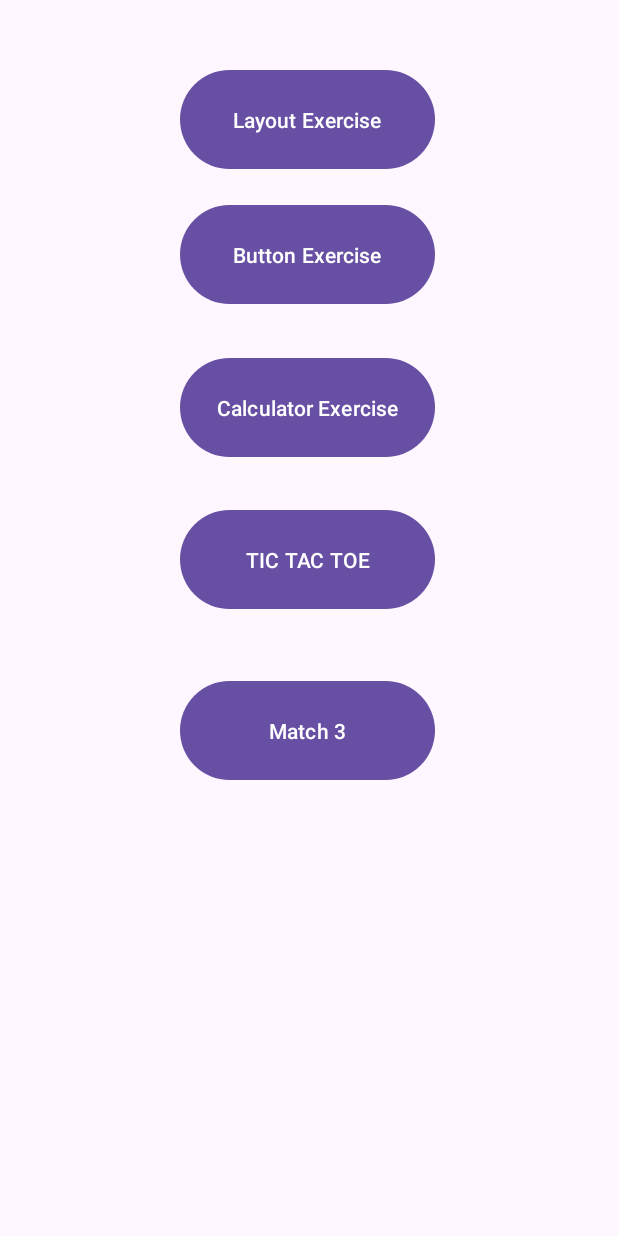
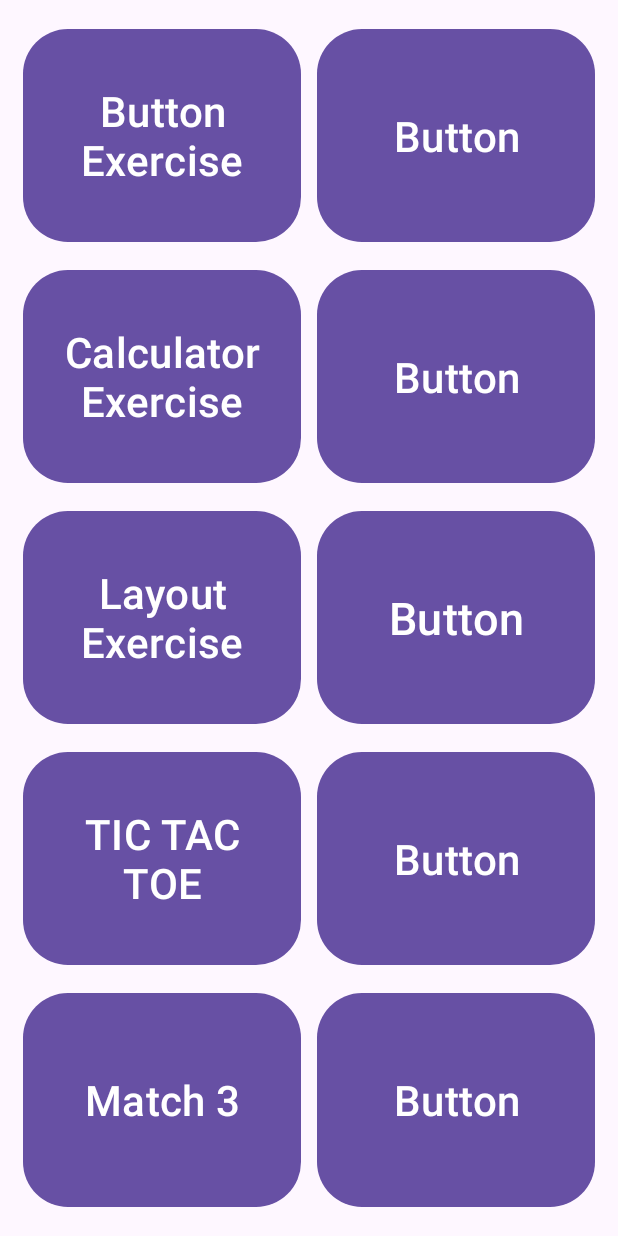
Before and after one commit to chrlskrt/AndroidProjectCollection_v2, an Android app: the screen it shows after launch (MainActivity), on a phone screen of 412 x 824 dp. Run offline under Robolectric (Android 15) with nearby library versions, the phone set to English and light mode, and no system bars.

Commit message:
revised something in [Match 3]

```diff
--- a/app/src/main/AndroidManifest.xml
+++ b/app/src/main/AndroidManifest.xml
@@ -13,9 +13,12 @@
         tools:targetApi="31">
         <activity
             android:name=".Match3"
+            android:screenOrientation="sensor"
+            android:configChanges="orientation|layoutDirection|screenLayout|screenSize"
             android:exported="false" />
         <activity
             android:name=".TicTacToe"
+            android:configChanges="orientation|screenSize"
             android:exported="false" />
         <activity
             android:name=".CalculatorExercise"
--- a/app/src/main/res/layout/activity_main.xml
+++ b/app/src/main/res/layout/activity_main.xml
@@ -7,63 +7,161 @@
 
     tools:context=".MainActivity">
 
+    <TableLayout
+        android:layout_width="match_parent"
+        android:layout_height="match_parent"
+        android:padding="10dp"
+        app:layout_constraintBottom_toBottomOf="parent"
+        app:layout_constraintEnd_toEndOf="parent"
+        app:layout_constraintStart_toStartOf="parent"
+        app:layout_constraintTop_toTopOf="parent">
+
+        <TableRow
+            android:layout_width="match_parent"
+            android:layout_height="101dp"
+            android:layout_weight="1">
+
             <Button
                 android:id="@+id/btnButtonExercise"
-        android:layout_width="170dp"
-        android:layout_height="74dp"
-        android:layout_marginTop="16dp"
+                android:layout_width="0dp"
+                android:layout_height="match_parent"
+                android:layout_margin="5dp"
+                android:layout_weight="1"
+                android:autoSizeMaxTextSize="28dp"
+                android:autoSizeTextType="uniform"
                 android:text="@string/btnButtonExercise_text"
-        app:layout_constraintEnd_toEndOf="parent"
-        app:layout_constraintHorizontal_bias="0.497"
-        app:layout_constraintStart_toStartOf="parent"
-        app:layout_constraintTop_toBottomOf="@+id/btnLayoutExercise" />
+                app:cornerRadius="30dp" />
+
+            <Button
+                android:id="@+id/btnact6"
+                android:layout_width="0dp"
+                android:layout_height="match_parent"
+                android:layout_margin="5dp"
+                android:layout_weight="1"
+                android:autoSizeMaxTextSize="28dp"
+                android:autoSizeTextType="uniform"
+                android:contentDescription="@string/btn_description"
+                android:text="Button"
+                app:cornerRadius="30dp" />
+
+        </TableRow>
+
+        <TableRow
+            android:layout_width="match_parent"
+            android:layout_height="0dp"
+            android:layout_weight="1">
 
             <Button
                 android:id="@+id/btnCalculatorExercise"
-        android:layout_width="170dp"
-        android:layout_height="74dp"
-        android:layout_marginTop="28dp"
+                android:layout_width="0dp"
+                android:layout_height="match_parent"
+                android:layout_margin="5dp"
+                android:layout_weight="1"
+                android:autoSizeMaxTextSize="28dp"
+                android:autoSizeTextType="uniform"
+                android:contentDescription="@string/btn_description"
                 android:text="@string/btnCalculatorExercise"
-        app:layout_constraintEnd_toEndOf="parent"
-        app:layout_constraintHorizontal_bias="0.497"
-        app:layout_constraintStart_toStartOf="parent"
-        app:layout_constraintTop_toBottomOf="@+id/btnButtonExercise" />
+                app:cornerRadius="30dp" />
+
+            <Button
+                android:id="@+id/btnact7"
+                android:layout_width="0dp"
+                android:layout_height="match_parent"
+                android:layout_margin="5dp"
+                android:layout_weight="1"
+                android:autoSizeMaxTextSize="28dp"
+                android:autoSizeTextType="uniform"
+                android:contentDescription="@string/btn_description"
+                android:text="Button"
+                app:cornerRadius="30dp" />
+        </TableRow>
+
+        <TableRow
+            android:layout_width="match_parent"
+            android:layout_height="0dp"
+            android:layout_weight="1">
 
             <Button
                 android:id="@+id/btnLayoutExercise"
-        android:layout_width="170dp"
-        android:layout_height="74dp"
+                android:layout_width="0dp"
+                android:layout_height="match_parent"
+                android:layout_margin="5dp"
+                android:layout_weight="1"
+                android:autoSizeMaxTextSize="28dp"
+                android:autoSizeTextType="uniform"
                 android:text="@string/btnLayoutExercise_text"
-        app:layout_constraintBottom_toBottomOf="parent"
-        app:layout_constraintEnd_toEndOf="parent"
-        app:layout_constraintHorizontal_bias="0.497"
-        app:layout_constraintStart_toStartOf="parent"
-        app:layout_constraintTop_toTopOf="parent"
-        app:layout_constraintVertical_bias="0.057" />
+                app:cornerRadius="30dp" />
+
+            <Button
+                android:id="@+id/btnact8"
+                android:layout_width="0dp"
+                android:layout_height="match_parent"
+                android:layout_margin="5dp"
+                android:layout_weight="1"
+                android:autoSizeMaxTextSize="30dp"
+                android:autoSizeTextType="uniform"
+                android:contentDescription="@string/btn_description"
+                android:text="Button"
+                app:cornerRadius="30dp" />
+        </TableRow>
+
+        <TableRow
+            android:layout_width="match_parent"
+            android:layout_height="0dp"
+            android:layout_weight="1">
 
             <Button
                 android:id="@+id/btnPlayTicTacToe"
-        android:layout_width="170dp"
-        android:layout_height="74dp"
-        android:layout_marginTop="12dp"
+                android:layout_width="0dp"
+                android:layout_height="match_parent"
+                android:layout_margin="5dp"
+                android:layout_weight="1"
+                android:autoSizeMaxTextSize="28dp"
+                android:autoSizeTextType="uniform"
                 android:text="@string/btnPlayTicTacToe"
-        app:layout_constraintBottom_toBottomOf="parent"
-        app:layout_constraintEnd_toEndOf="parent"
-        app:layout_constraintHorizontal_bias="0.497"
-        app:layout_constraintStart_toStartOf="parent"
-        app:layout_constraintTop_toBottomOf="@+id/btnCalculatorExercise"
-        app:layout_constraintVertical_bias="0.035" />
+                app:cornerRadius="30dp" />
+
+            <Button
+                android:id="@+id/btnact9"
+                android:layout_width="0dp"
+                android:layout_height="match_parent"
+                android:layout_margin="5dp"
+                android:layout_weight="1"
+                android:autoSizeMaxTextSize="28dp"
+                android:autoSizeTextType="uniform"
+                android:contentDescription="@string/btn_description"
+                android:text="Button"
+                app:cornerRadius="30dp" />
+        </TableRow>
+
+        <TableRow
+            android:layout_width="match_parent"
+            android:layout_height="0dp"
+            android:layout_weight="1">
 
             <Button
                 android:id="@+id/btnMatch3"
-        android:layout_width="170dp"
-        android:layout_height="74dp"
+                android:layout_width="0dp"
+                android:layout_height="match_parent"
+                android:layout_margin="5dp"
+                android:layout_weight="1"
+                android:autoSizeMaxTextSize="28dp"
+                android:autoSizeTextType="uniform"
                 android:text="@string/btnMatch3"
-        app:layout_constraintBottom_toBottomOf="parent"
-        app:layout_constraintEnd_toEndOf="parent"
-        app:layout_constraintHorizontal_bias="0.497"
-        app:layout_constraintStart_toStartOf="parent"
-        app:layout_constraintTop_toBottomOf="@+id/btnPlayTicTacToe"
-        app:layout_constraintVertical_bias="0.117" />
+                app:cornerRadius="30dp" />
+
+            <Button
+                android:id="@+id/btnact10"
+                android:layout_width="0dp"
+                android:layout_height="match_parent"
+                android:layout_margin="5dp"
+                android:layout_weight="1"
+                android:autoSizeMaxTextSize="28dp"
+                android:autoSizeTextType="uniform"
+                android:contentDescription="@string/btn_description"
+                android:text="Button"
+                app:cornerRadius="30dp" />
+        </TableRow>
+    </TableLayout>
 
 </androidx.constraintlayout.widget.ConstraintLayout>
```
Also changed, not shown: app/src/main/java/com/example/androidprojectcollection/Match3.java (+15 -1 lines), app/src/main/res/layout/activity_match3.xml (+119 -97 lines), app/src/main/res/values/strings.xml (+4 -4 lines). Lines whose indentation alone changed are shown as unchanged.
